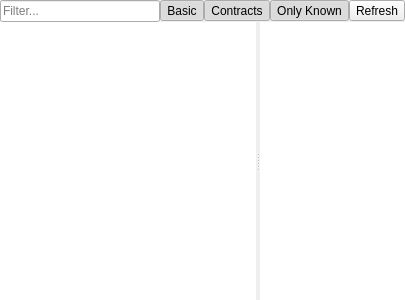
This is alethzero/plugins/accounts/AllAccounts.ui in ethereum/alethzero as Qt 5 draws it before an edit. The edited form follows.
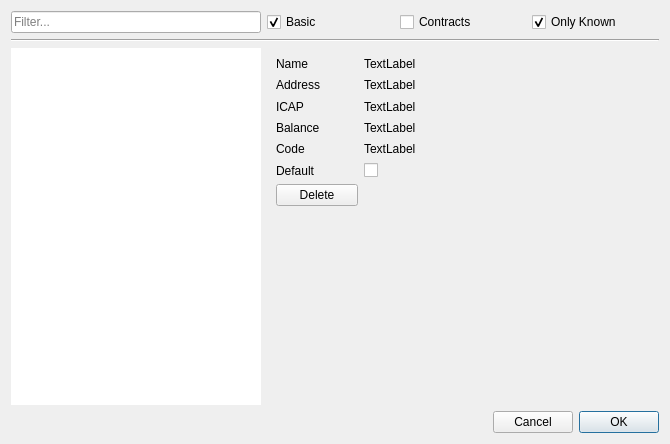
This is the edited form. Icons and pictures are not drawn.

Commit message: all accounts dialog in progress

The edit to the form file:
```diff
--- a/alethzero/plugins/accounts/AllAccounts.ui
+++ b/alethzero/plugins/accounts/AllAccounts.ui
@@ -1,133 +1,400 @@
 <?xml version="1.0" encoding="UTF-8"?>
 <ui version="4.0">
  <class>AllAccounts</class>
- <widget class="QWidget" name="AllAccounts">
+ <widget class="QDialog" name="AllAccounts">
   <property name="geometry">
    <rect>
     <x>0</x>
     <y>0</y>
-    <width>405</width>
-    <height>300</height>
+    <width>670</width>
+    <height>444</height>
    </rect>
   </property>
   <property name="windowTitle">
    <string>Form</string>
   </property>
-  <layout class="QVBoxLayout" name="verticalLayout">
-   <property name="spacing">
-    <number>0</number>
-   </property>
-   <property name="leftMargin">
-    <number>0</number>
-   </property>
-   <property name="topMargin">
-    <number>0</number>
-   </property>
-   <property name="rightMargin">
-    <number>0</number>
-   </property>
-   <property name="bottomMargin">
-    <number>0</number>
-   </property>
-   <item>
+  <property name="sizeGripEnabled">
+   <bool>false</bool>
+  </property>
+  <layout class="QGridLayout" name="gridLayout_4">
+   <item row="4" column="0">
+    <widget class="QListWidget" name="accounts">
+     <property name="sizePolicy">
+      <sizepolicy hsizetype="Expanding" vsizetype="Expanding">
+       <horstretch>0</horstretch>
+       <verstretch>0</verstretch>
+      </sizepolicy>
+     </property>
+     <property name="minimumSize">
+      <size>
+       <width>250</width>
+       <height>0</height>
+      </size>
+     </property>
+     <property name="maximumSize">
+      <size>
+       <width>250</width>
+       <height>16777215</height>
+      </size>
+     </property>
+     <property name="focusPolicy">
+      <enum>Qt::NoFocus</enum>
+     </property>
+     <property name="frameShape">
+      <enum>QFrame::NoFrame</enum>
+     </property>
+    </widget>
+   </item>
+   <item row="0" column="0" colspan="3">
     <layout class="QHBoxLayout" name="horizontalLayout_12">
+     <property name="leftMargin">
+      <number>0</number>
+     </property>
+     <property name="bottomMargin">
+      <number>0</number>
+     </property>
      <item>
       <widget class="QLineEdit" name="accountsFilter">
+       <property name="minimumSize">
+        <size>
+         <width>250</width>
+         <height>0</height>
+        </size>
+       </property>
+       <property name="maximumSize">
+        <size>
+         <width>250</width>
+         <height>16777215</height>
+        </size>
+       </property>
+       <property name="frame">
+        <bool>true</bool>
+       </property>
        <property name="placeholderText">
         <string>Filter...</string>
        </property>
       </widget>
      </item>
      <item>
-      <widget class="QToolButton" name="showBasic">
+      <widget class="QCheckBox" name="showBasic">
+       <property name="minimumSize">
+        <size>
+         <width>60</width>
+         <height>20</height>
+        </size>
+       </property>
        <property name="text">
         <string>Basic</string>
        </property>
-       <property name="checkable">
-        <bool>true</bool>
-       </property>
        <property name="checked">
         <bool>true</bool>
        </property>
       </widget>
      </item>
      <item>
-      <widget class="QToolButton" name="showContracts">
+      <widget class="QCheckBox" name="showContracts">
+       <property name="minimumSize">
+        <size>
+         <width>86</width>
+         <height>20</height>
+        </size>
+       </property>
        <property name="text">
         <string>Contracts</string>
        </property>
-       <property name="checkable">
-        <bool>true</bool>
-       </property>
-       <property name="checked">
-        <bool>true</bool>
-       </property>
       </widget>
      </item>
      <item>
-      <widget class="QToolButton" name="onlyKnown">
+      <widget class="QCheckBox" name="onlyKnown">
+       <property name="minimumSize">
+        <size>
+         <width>100</width>
+         <height>20</height>
+        </size>
+       </property>
        <property name="text">
         <string>Only Known</string>
        </property>
-       <property name="checkable">
-        <bool>true</bool>
-       </property>
        <property name="checked">
         <bool>true</bool>
        </property>
       </widget>
      </item>
+    </layout>
+   </item>
+   <item row="5" column="0" colspan="3">
+    <layout class="QHBoxLayout" name="horizontalLayout">
      <item>
-      <widget class="QToolButton" name="refreshAccounts">
+      <spacer name="horizontalSpacer_2">
+       <property name="orientation">
+        <enum>Qt::Horizontal</enum>
+       </property>
+       <property name="sizeHint" stdset="0">
+        <size>
+         <width>40</width>
+         <height>20</height>
+        </size>
+       </property>
+      </spacer>
+     </item>
+     <item>
+      <widget class="QPushButton" name="cancel">
+       <property name="maximumSize">
+        <size>
+         <width>83</width>
+         <height>16777215</height>
+        </size>
+       </property>
        <property name="text">
-        <string>Refresh</string>
+        <string>Cancel</string>
        </property>
       </widget>
      </item>
+     <item>
+      <widget class="QPushButton" name="OK">
+       <property name="maximumSize">
+        <size>
+         <width>83</width>
+         <height>16777215</height>
+        </size>
+       </property>
+       <property name="text">
+        <string>OK</string>
+       </property>
+       <property name="default">
+        <bool>true</bool>
+       </property>
+      </widget>
+     </item>
     </layout>
    </item>
-   <item>
-    <widget class="QSplitter" name="splitter_3">
-     <property name="sizePolicy">
-      <sizepolicy hsizetype="Expanding" vsizetype="MinimumExpanding">
-       <horstretch>0</horstretch>
-       <verstretch>0</verstretch>
-      </sizepolicy>
-     </property>
+   <item row="1" column="0" colspan="3">
+    <widget class="Line" name="line">
      <property name="orientation">
       <enum>Qt::Horizontal</enum>
      </property>
-     <widget class="QListWidget" name="accounts">
-      <property name="sizePolicy">
-       <sizepolicy hsizetype="Expanding" vsizetype="Expanding">
-        <horstretch>0</horstretch>
-        <verstretch>0</verstretch>
-       </sizepolicy>
-      </property>
-      <property name="focusPolicy">
-       <enum>Qt::NoFocus</enum>
-      </property>
-      <property name="frameShape">
-       <enum>QFrame::NoFrame</enum>
-      </property>
-     </widget>
-     <widget class="QPlainTextEdit" name="accountInfo">
-      <property name="sizePolicy">
-       <sizepolicy hsizetype="Expanding" vsizetype="Expanding">
-        <horstretch>2</horstretch>
-        <verstretch>0</verstretch>
-       </sizepolicy>
-      </property>
-      <property name="focusPolicy">
-       <enum>Qt::WheelFocus</enum>
-      </property>
-      <property name="frameShape">
-       <enum>QFrame::NoFrame</enum>
-      </property>
-      <property name="readOnly">
-       <bool>true</bool>
-      </property>
-     </widget>
+    </widget>
+   </item>
+   <item row="4" column="1">
+    <widget class="QWidget" name="detailsView" native="true">
+     <layout class="QGridLayout" name="gridLayout_2">
+      <item row="1" column="0">
+       <widget class="QLabel" name="addressLabel">
+        <property name="text">
+         <string>Address</string>
+        </property>
+       </widget>
+      </item>
+      <item row="7" column="0">
+       <widget class="QPushButton" name="deleteButton">
+        <property name="minimumSize">
+         <size>
+          <width>82</width>
+          <height>0</height>
+         </size>
+        </property>
+        <property name="toolTip">
+         <string>Delete Account</string>
+        </property>
+        <property name="text">
+         <string>Delete</string>
+        </property>
+       </widget>
+      </item>
+      <item row="1" column="2">
+       <widget class="QPushButton" name="addressCopy">
+        <property name="maximumSize">
+         <size>
+          <width>16</width>
+          <height>16</height>
+         </size>
+        </property>
+        <property name="toolTip">
+         <string>Copy Address To Clipboard</string>
+        </property>
+        <property name="text">
+         <string/>
+        </property>
+        <property name="icon">
+         <iconset resource="../../../../mix/res.qrc">
+          <normaloff>:/qml/img/clipboard_copy.png</normaloff>:/qml/img/clipboard_copy.png</iconset>
+        </property>
+        <property name="iconSize">
+         <size>
+          <width>16</width>
+          <height>16</height>
+         </size>
+        </property>
+        <property name="flat">
+         <bool>true</bool>
+        </property>
+       </widget>
+      </item>
+      <item row="5" column="1">
+       <widget class="QLabel" name="codeValue">
+        <property name="toolTip">
+         <string>Contract's Code</string>
+        </property>
+        <property name="text">
+         <string>TextLabel</string>
+        </property>
+        <property name="wordWrap">
+         <bool>true</bool>
+        </property>
+       </widget>
+      </item>
+      <item row="6" column="0">
+       <widget class="QLabel" name="defaultLabel">
+        <property name="toolTip">
+         <string>Set Account as Default</string>
+        </property>
+        <property name="text">
+         <string>Default</string>
+        </property>
+       </widget>
+      </item>
+      <item row="8" column="0">
+       <spacer name="verticalSpacer">
+        <property name="orientation">
+         <enum>Qt::Vertical</enum>
+        </property>
+        <property name="sizeHint" stdset="0">
+         <size>
+          <width>20</width>
+          <height>40</height>
+         </size>
+        </property>
+       </spacer>
+      </item>
+      <item row="5" column="0">
+       <widget class="QLabel" name="codeLabel">
+        <property name="toolTip">
+         <string>Contract's Code</string>
+        </property>
+        <property name="text">
+         <string>Code</string>
+        </property>
+       </widget>
+      </item>
+      <item row="0" column="0">
+       <widget class="QLabel" name="nameLabel">
+        <property name="text">
+         <string>Name</string>
+        </property>
+        <property name="alignment">
+         <set>Qt::AlignLeading|Qt::AlignLeft|Qt::AlignVCenter</set>
+        </property>
+       </widget>
+      </item>
+      <item row="4" column="0">
+       <widget class="QLabel" name="balanceLabel">
+        <property name="text">
+         <string>Balance</string>
+        </property>
+       </widget>
+      </item>
+      <item row="3" column="1">
+       <widget class="QLabel" name="ICAPValue">
+        <property name="text">
+         <string>TextLabel</string>
+        </property>
+       </widget>
+      </item>
+      <item row="5" column="2">
+       <widget class="QPushButton" name="codeCopy">
+        <property name="maximumSize">
+         <size>
+          <width>16</width>
+          <height>16</height>
+         </size>
+        </property>
+        <property name="text">
+         <string/>
+        </property>
+        <property name="icon">
+         <iconset resource="../../../../mix/res.qrc">
+          <normaloff>:/qml/img/clipboard_copy.png</normaloff>:/qml/img/clipboard_copy.png</iconset>
+        </property>
+        <property name="flat">
+         <bool>true</bool>
+        </property>
+       </widget>
+      </item>
+      <item row="7" column="1">
+       <spacer name="horizontalSpacer">
+        <property name="orientation">
+         <enum>Qt::Horizontal</enum>
+        </property>
+        <property name="sizeHint" stdset="0">
+         <size>
+          <width>40</width>
+          <height>20</height>
+         </size>
+        </property>
+       </spacer>
+      </item>
+      <item row="0" column="1">
+       <widget class="QLabel" name="nameValue">
+        <property name="text">
+         <string>TextLabel</string>
+        </property>
+       </widget>
+      </item>
+      <item row="1" column="1">
+       <widget class="QLabel" name="addressValue">
+        <property name="text">
+         <string>TextLabel</string>
+        </property>
+       </widget>
+      </item>
+      <item row="3" column="0">
+       <widget class="QLabel" name="ICAPLabel">
+        <property name="text">
+         <string>ICAP</string>
+        </property>
+       </widget>
+      </item>
+      <item row="4" column="1">
+       <widget class="QLabel" name="balanceValue">
+        <property name="text">
+         <string>TextLabel</string>
+        </property>
+       </widget>
+      </item>
+      <item row="6" column="1">
+       <widget class="QCheckBox" name="defaultValue">
+        <property name="toolTip">
+         <string>Set Account as Default</string>
+        </property>
+        <property name="text">
+         <string/>
+        </property>
+       </widget>
+      </item>
+      <item row="3" column="2">
+       <widget class="QPushButton" name="ICAPCopy">
+        <property name="maximumSize">
+         <size>
+          <width>16</width>
+          <height>16</height>
+         </size>
+        </property>
+        <property name="toolTip">
+         <string>Copy ICAP to Clipboard</string>
+        </property>
+        <property name="text">
+         <string/>
+        </property>
+        <property name="icon">
+         <iconset resource="../../../../mix/res.qrc">
+          <normaloff>:/qml/img/clipboard_copy.png</normaloff>:/qml/img/clipboard_copy.png</iconset>
+        </property>
+        <property name="flat">
+         <bool>true</bool>
+        </property>
+       </widget>
+      </item>
+     </layout>
     </widget>
    </item>
   </layout>
```
Left out of the diff: 39 changed lines with no effect on the pictures. The commit also changes 2 other files.
